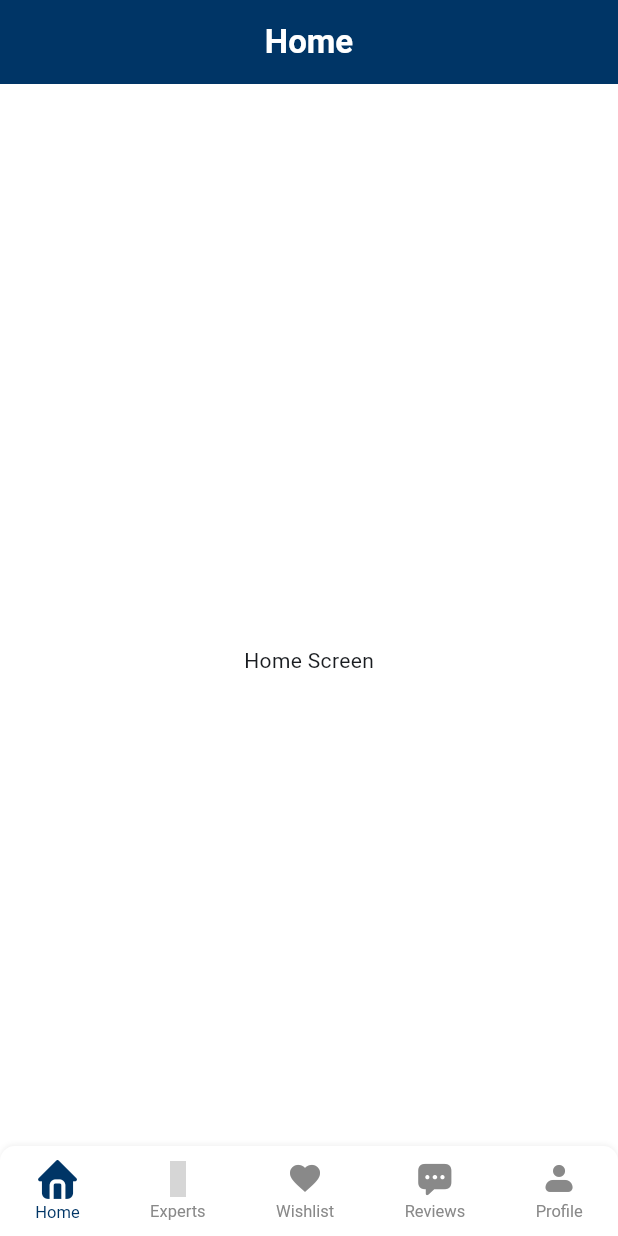
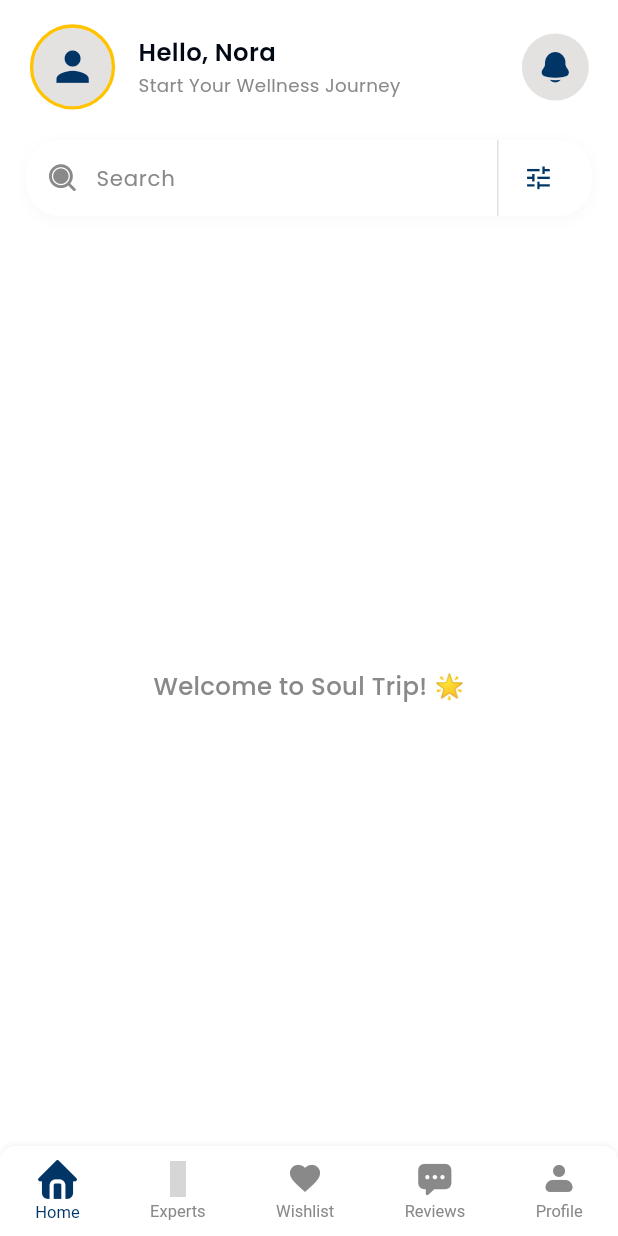
Before and after one commit to mazenwahed0/soul_trip, a Flutter app: the screen it shows after launch, on a phone screen of 412 x 824 dp. Run offline on Flutter 3.47's test engine with Material 3 defaults, Android fonts, the phone set to English and light mode, and no system bars; our stand-ins replace animate_do, animated_text_kit, cached_network_image, connectivity_plus, easy_localization, equatable and 10 more; missing offline and left inert: solar_icon_pack; accounts and stored records are empty; grey boxes are pictures that could not be loaded.

Commit message:
do search and header for home screen

```diff
--- a/lib/features/home/ui/screen/home_screen.dart
+++ b/lib/features/home/ui/screen/home_screen.dart
@@ -1,13 +1,51 @@
 import 'package:flutter/material.dart';
+import 'package:flutter_screenutil/flutter_screenutil.dart';
+import 'package:soul_trip/core/theme/colors.dart';
+import 'package:soul_trip/core/theme/text_style.dart';
+import 'package:soul_trip/features/home/ui/widgets/home_header_widget.dart';
+import 'package:soul_trip/features/home/ui/widgets/home_search_widget.dart';
 
 class HomeScreen extends StatelessWidget {
   const HomeScreen({super.key});
 
   @override
   Widget build(BuildContext context) {
+    final colors = ColorTheme();
+
     return Scaffold(
-      appBar: AppBar(title: const Text('Home')),
-      body: const Center(child: Text('Home Screen')),
+      backgroundColor: colors.backgroundWhite,
+      body: SafeArea(
+        child: Padding(
+          padding: EdgeInsets.symmetric(horizontal: 16.w, vertical: 16.h),
+          child: Column(
+            children: [
+              // Header Section
+              HomeHeaderWidget(),
+
+              SizedBox(height: 20.h),
+
+              // Search Bar
+              HomeSearchBarWidget(),
+
+              SizedBox(height: 24.h),
+
+              // Content Area (You can expand this later)
+              Expanded(
+                child: Center(
+                  child: Text(
+                    'Welcome to Soul Trip! 🌟',
+                    style: AppTextStyles.medium16().copyWith(
+                      color: colors.grayMedium,
+                    ),
+                  ),
+                ),
+              ),
+            ],
+          ),
+        ),
+      ),
     );
   }
+
+  /// Builds the search bar with filter icon
 }
--- /dev/null
+++ b/lib/features/home/ui/widgets/home_header_widget.dart
@@ -0,0 +1,80 @@
+import 'package:flutter/material.dart';
+import 'package:flutter_screenutil/flutter_screenutil.dart';
+import 'package:soul_trip/core/theme/colors.dart';
+import 'package:soul_trip/core/theme/soultrip_icons.dart';
+import 'package:soul_trip/core/theme/text_style.dart';
+
+class HomeHeaderWidget extends StatelessWidget {
+  final String userName;
+  final String greeting;
+
+  const HomeHeaderWidget({
+    super.key,
+    this.userName = 'Nora',
+    this.greeting = 'Start Your Wellness Journey',
+  });
+
+  @override
+  Widget build(BuildContext context) {
+    return Row(
+      children: [
+        // Profile Picture
+        Container(
+          width: 56.w,
+          height: 56.h,
+          decoration: BoxDecoration(
+            shape: BoxShape.circle,
+            border: Border.all(color: ColorTheme().primaryYellow, width: 2.w),
+            color: ColorTheme().grayVeryLight,
+          ),
+          child: Center(
+            child: Icon(
+              Icons.person,
+              size: 32.sp,
+              color: ColorTheme().primaryBlue,
+            ),
+          ),
+        ),
+
+        SizedBox(width: 12.w),
+
+        // Greeting Text
+        Expanded(
+          child: Column(
+            crossAxisAlignment: CrossAxisAlignment.start,
+            children: [
+              Text(
+                'Hello, $userName',
+                style: AppTextStyles.semiBold16().copyWith(
+                  color: ColorTheme().blackColor,
+                ),
+              ),
+              SizedBox(height: 2.h),
+              Text(
+                greeting,
+                style: AppTextStyles.regular12().copyWith(
+                  color: ColorTheme().grayMedium,
+                ),
+              ),
+            ],
+          ),
+        ),
+
+        // Notification Bell
+        Container(
+          width: 44.w,
+          height: 44.h,
+          decoration: BoxDecoration(
+            color: ColorTheme().grayVeryLight,
+            shape: BoxShape.circle,
+          ),
+          child: Icon(
+            Soultrip.notification,
+            color: ColorTheme().primaryBlue,
+            size: 24.sp,
+          ),
+        ),
+      ],
+    );
+  }
+}
--- /dev/null
+++ b/lib/features/home/ui/widgets/home_search_widget.dart
@@ -0,0 +1,102 @@
+import 'package:flutter/material.dart';
+import 'package:flutter_screenutil/flutter_screenutil.dart';
+import 'package:soul_trip/core/theme/colors.dart';
+import 'package:soul_trip/core/theme/soultrip_icons.dart' show Soultrip;
+import 'package:soul_trip/core/theme/text_style.dart';
+
+class HomeSearchBarWidget extends StatefulWidget {
+  final String hintText;
+  final void Function(String)? onChanged;
+  final VoidCallback? onFilterPressed;
+
+  const HomeSearchBarWidget({
+    super.key,
+    this.hintText = 'Search',
+    this.onChanged,
+    this.onFilterPressed,
+  });
+
+  @override
+  State<HomeSearchBarWidget> createState() => _HomeSearchBarWidgetState();
+}
+
+class _HomeSearchBarWidgetState extends State<HomeSearchBarWidget> {
+  late final TextEditingController _searchController;
+  final ColorTheme _colors = ColorTheme();
+
+  @override
+  void initState() {
+    super.initState();
+    _searchController = TextEditingController();
+  }
+
+  @override
+  void dispose() {
+    _searchController.dispose();
+    super.dispose();
+  }
+
+  @override
+  Widget build(BuildContext context) {
+    return Container(
+      height: 50.h,
+      decoration: BoxDecoration(
+        color: _colors.backgroundWhite,
+        borderRadius: BorderRadius.circular(22.r),
+        boxShadow: [
+          BoxShadow(
+            color: _colors.grayLight.withValues(alpha: 0.1),
+            blurRadius: 8,
+            offset: const Offset(0, 2),
+          ),
+        ],
+      ),
+      child: Row(
+        children: [
+          SizedBox(width: 12.w),
+
+          // Search Icon
+          Icon(Soultrip.search, color: _colors.grayMedium, size: 22.sp),
+
+          SizedBox(width: 10.w),
+
+          // Search TextField
+          Expanded(
+            child: TextField(
+              controller: _searchController,
+              onChanged: widget.onChanged,
+              style: AppTextStyles.regular14().copyWith(
+                color: _colors.blackColor,
+              ),
+              decoration: InputDecoration(
+                hintText: widget.hintText,
+                hintStyle: AppTextStyles.regular14().copyWith(
+                  color: _colors.grayMedium,
+                ),
+                border: InputBorder.none,
+                enabledBorder: InputBorder.none,
+                focusedBorder: InputBorder.none,
+                contentPadding: EdgeInsets.zero,
+              ),
+            ),
+          ),
+
+          SizedBox(width: 10.w),
+          Container(width: 1, color: _colors.grayVeryLight),
+          // Filter Icon Button
+          GestureDetector(
+            onTap: widget.onFilterPressed,
+            child: Container(
+              margin: EdgeInsets.only(right: 8.w),
+              padding: EdgeInsets.symmetric(horizontal: 15.w),
+              decoration: BoxDecoration(
+                borderRadius: BorderRadius.circular(8.r),
+              ),
+              child: Icon(Icons.tune, color: _colors.primaryBlue, size: 20.sp),
+            ),
+          ),
+        ],
+      ),
+    );
+  }
+}
--- a/lib/features/layout/ui/widgets/bottom_navigation_bar.dart
+++ b/lib/features/layout/ui/widgets/bottom_navigation_bar.dart
@@ -28,7 +28,7 @@ class CustomBottomNavigationBar extends StatelessWidget {
       color: ColorTheme().whiteColor,
       boxShadow: [
         BoxShadow(
-          color: Colors.black.withOpacity(0.05),
+          color: Colors.black.withValues(alpha: 0.05),
           blurRadius: 2,
           offset: const Offset(0, -1),
         ),
--- a/lib/main.dart
+++ b/lib/main.dart
@@ -1,5 +1,6 @@
 import 'package:flutter/material.dart';
 import 'package:firebase_core/firebase_core.dart';
+import 'package:flutter_screenutil/flutter_screenutil.dart';
 import 'package:soul_trip/core/routing/app_router.dart';
 import 'package:soul_trip/core/theme/app_theme.dart';
 import 'firebase_options.dart';
@@ -15,10 +16,17 @@ class MyApp extends StatelessWidget {
 
   @override
   Widget build(BuildContext context) {
-    return MaterialApp.router(
-      debugShowCheckedModeBanner: false,
-      theme: themeDataFunc(),
-      routerConfig: AppRouter.router,
+    return ScreenUtilInit(
+      designSize: const Size(375, 812), // iPhone X size as reference
+      minTextAdapt: true,
+      splitScreenMode: true,
+      builder: (context, child) {
+        return MaterialApp.router(
+          debugShowCheckedModeBanner: false,
+          theme: themeDataFunc(),
+          routerConfig: AppRouter.router,
+        );
+      },
     );
   }
 }
```
Also changed, not shown: pubspec.lock.
